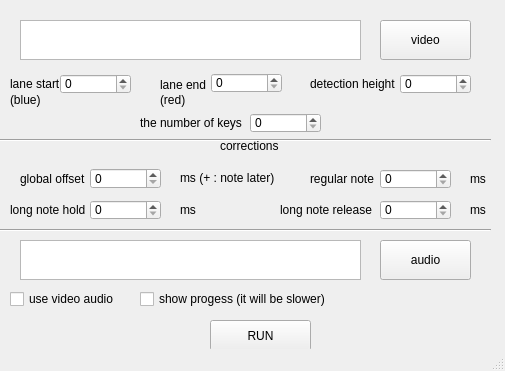
Above: mainwindow.ui from iamnotcoding/VSRGToOsuMaina before the change. Below: the same form after it.
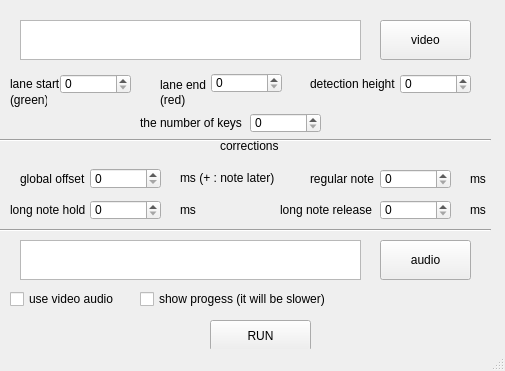
That is the form after the change.

The edit to the form file:
```diff
--- a/mainwindow.ui
+++ b/mainwindow.ui
@@ -137,7 +137,7 @@
      </rect>
     </property>
     <property name="text">
-     <string>(blue)</string>
+     <string>(green)</string>
     </property>
    </widget>
    <widget class="QLabel" name="label_5">
```
